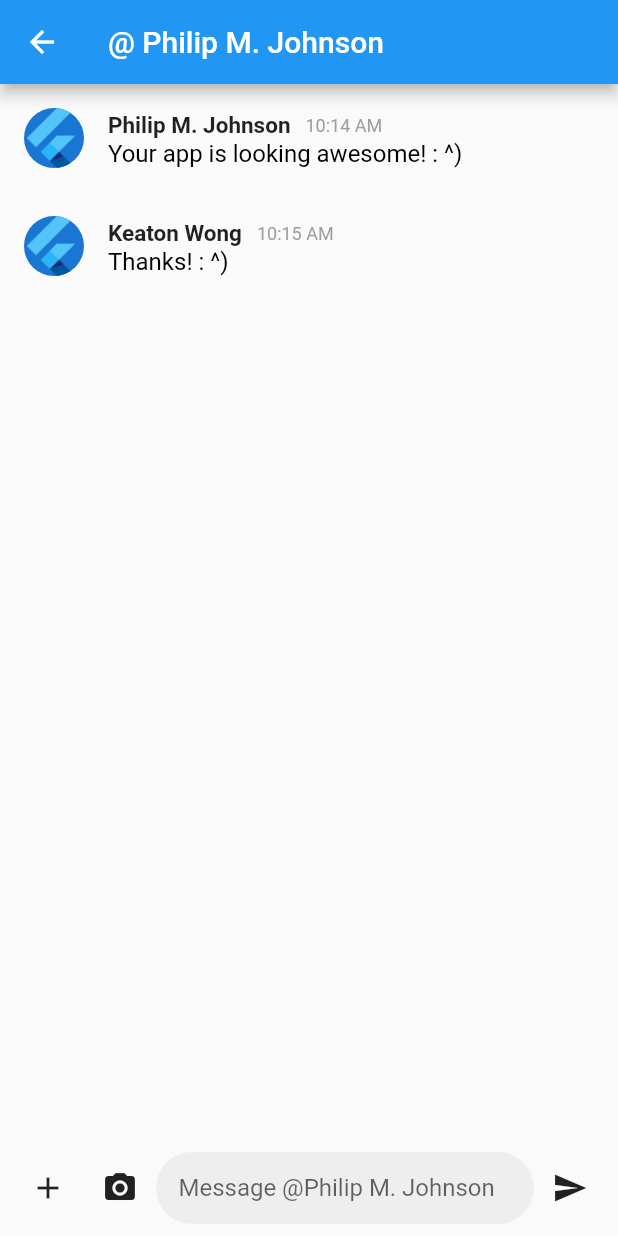
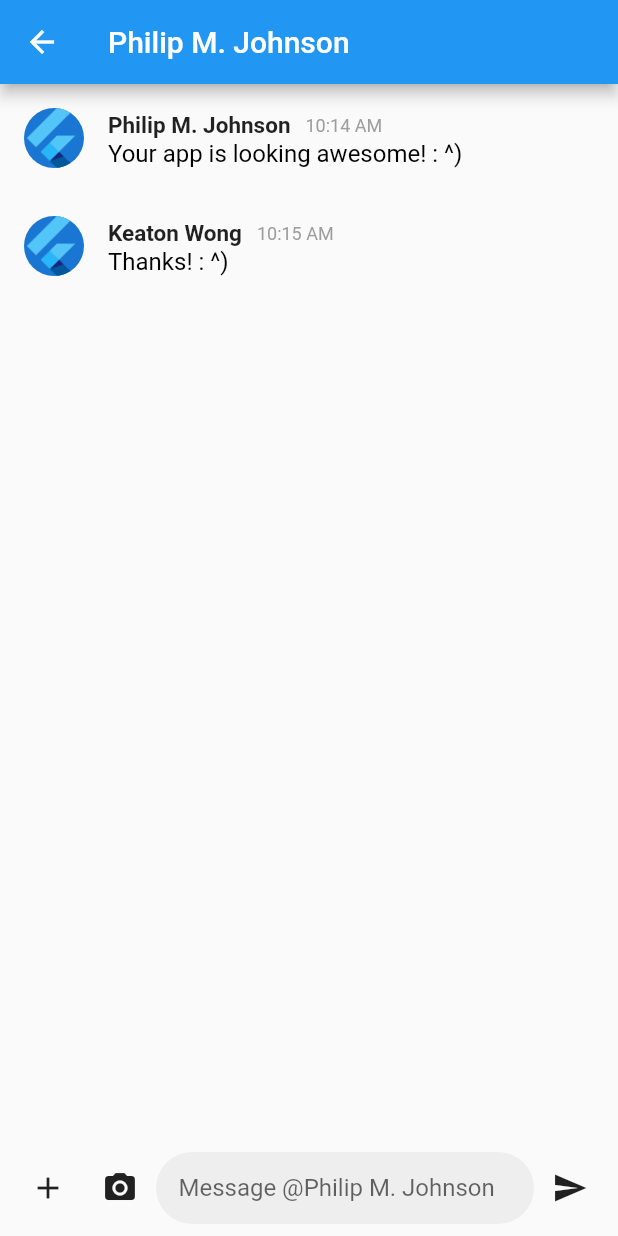
Before and after one commit to PetBite/app, a Flutter app: the DirectMessageList screen opened by its route, after a tap on "Wenhao Qiu", on a phone screen of 412 x 824 dp. Run offline on Flutter 3.47's test engine with Material 2 defaults, Android fonts, the phone set to English and light mode, and no system bars; our stand-ins replace syncfusion_flutter_charts; generated files the repository leaves out were written again.

Commit message:
Added direct message data

```diff
--- /dev/null
+++ b/lib/data_model/direct_message_db.dart
@@ -0,0 +1,71 @@
+
+class DirectMessageData {
+  DirectMessageData({
+    required this.id,
+    required this.first,
+    required this.recieverid,
+    required this.senderid,
+    required this.content,
+    required this.timestamp,
+    required this.imagePath,
+  });
+
+  String id;
+  bool first;
+  String recieverid;
+  String senderid;
+  String content;
+  String timestamp;
+  String imagePath;
+}
+
+class DirectMessageDB {
+  final List<DirectMessageData> _messages = [
+    DirectMessageData(
+        id: 'direct-message-001',
+        first: true,
+        recieverid: 'Keaton Wong',
+        senderid: 'Philip M. Johnson',
+        content: 'Your app is looking awesome! : ^)',
+        timestamp: '10:14 AM',
+        imagePath: 'assets/images/flutter_logo.png'),
+    DirectMessageData(
+        id: 'direct-message-002',
+        first: false,
+        recieverid: 'Philip M. Johnson',
+        senderid: 'Keaton Wong',
+        content: 'Thanks! : ^)',
+        timestamp: '10:15 AM',
+        imagePath: 'assets/images/flutter_logo.png'),
+    DirectMessageData(
+        id: 'direct-message-003',
+        first: true,
+        recieverid: 'Keaton Wong',
+        senderid: 'Wenhao Qiu',
+        content: 'nice',
+        timestamp: '9:55 AM',
+        imagePath: 'assets/images/flutter_logo.png'),
+    DirectMessageData(
+        id: 'direct-message-004',
+        first: true,
+        recieverid: 'Keaton Wong',
+        senderid: 'Braydon Nagasako',
+        content: 'thanks',
+        timestamp: '8:42 AM',
+        imagePath: 'assets/images/flutter_logo.png'),
+  ];
+  DirectMessageData getDirectMessageById(String id) {
+    return directMessageDB._messages.firstWhere((element) => element.id == id);
+  }
+
+  static List<String> getDirectMessageIDs() {
+    return directMessageDB._messages.map((element) => element.id).toList();
+  }
+
+  static List<String> getCoverMessageIDs() {
+    List<DirectMessageData> coverMessages = directMessageDB._messages.where((element) => element.first).toList();
+    return coverMessages.map((element) => element.id).toList();
+  }
+}
+
+DirectMessageDB directMessageDB = DirectMessageDB();
--- a/lib/pages/direct_messages/direct_message.dart
+++ b/lib/pages/direct_messages/direct_message.dart
@@ -1,4 +1,5 @@
 import 'package:flutter/material.dart';
+import '../../data_model/direct_message_db.dart';
 
 class DirectMessage extends StatefulWidget {
   const DirectMessage({super.key});
@@ -8,51 +9,53 @@ class DirectMessage extends StatefulWidget {
 }
 
 class _DirectMessageState extends State<DirectMessage> {
+  List<String> directMessageIDs = DirectMessageDB.getDirectMessageIDs();
+
   @override
   Widget build(BuildContext context) {
     return Scaffold(
       appBar: AppBar(
           centerTitle: true,
-          title: const Row(children: [Text("@ Philip M. Johnson")])),
+          title: Row(children: [Text(directMessageDB.getDirectMessageById('direct-message-001').senderid)])),
       body: SafeArea(
           child: ListView(
-        children: const [
+        children: [
           ListTile(
             leading: CircleAvatar(
-              foregroundImage: AssetImage('assets/images/flutter_logo.png'),
+              foregroundImage: AssetImage(directMessageDB.getDirectMessageById('direct-message-001').imagePath),
             ),
             title: Row(
               children: [
-                Text("Philip M. Johnson",
+                Text(directMessageDB.getDirectMessageById('direct-message-001').senderid,
                     style:
-                        TextStyle(fontSize: 15, fontWeight: FontWeight.bold)),
-                SizedBox(width: 10),
-                Text("10:14 AM",
-                    style: TextStyle(fontSize: 12, color: Colors.grey))
+                        const TextStyle(fontSize: 15, fontWeight: FontWeight.bold)),
+                const SizedBox(width: 10),
+                Text(directMessageDB.getDirectMessageById('direct-message-001').timestamp,
+                    style: const TextStyle(fontSize: 12, color: Colors.grey))
               ],
             ),
-            subtitle: Text("Your app is looking awesome! : ^)",
-                style: TextStyle(
+            subtitle: Text(directMessageDB.getDirectMessageById('direct-message-001').content,
+                style: const TextStyle(
                   fontSize: 16,
                   color: Colors.black,
                 )),
           ),
           ListTile(
             leading: CircleAvatar(
-              foregroundImage: AssetImage('assets/images/flutter_logo.png'),
+              foregroundImage: AssetImage(directMessageDB.getDirectMessageById('direct-message-002').imagePath),
             ),
             title: Row(
               children: [
-                Text("Keaton Wong",
+                Text(directMessageDB.getDirectMessageById('direct-message-002').senderid,
                     style:
-                        TextStyle(fontSize: 15, fontWeight: FontWeight.bold)),
-                SizedBox(width: 10),
-                Text("10:15 AM",
-                    style: TextStyle(fontSize: 12, color: Colors.grey))
+                        const TextStyle(fontSize: 15, fontWeight: FontWeight.bold)),
+                const SizedBox(width: 10),
+                Text(directMessageDB.getDirectMessageById('direct-message-002').timestamp,
+                    style: const TextStyle(fontSize: 12, color: Colors.grey))
               ],
             ),
-            subtitle: Text("Thanks! : ^)",
-                style: TextStyle(
+            subtitle: Text(directMessageDB.getDirectMessageById('direct-message-002').content,
+                style: const TextStyle(
                   fontSize: 16,
                   color: Colors.black,
                 )),
@@ -74,7 +77,7 @@ class _DirectMessageState extends State<DirectMessage> {
             Expanded(
               child: TextField(
                 decoration: InputDecoration(
-                  hintText: "Message @Philip M. Johnson",
+                  hintText: "Message @${directMessageDB.getDirectMessageById('direct-message-001').senderid}",
                   border: OutlineInputBorder(
                     borderRadius: BorderRadius.circular(30.0),
                     borderSide: BorderSide.none,
--- a/lib/pages/direct_messages/direct_message_list.dart
+++ b/lib/pages/direct_messages/direct_message_list.dart
@@ -1,11 +1,21 @@
 import 'package:app/pages/direct_messages/direct_message.dart';
 import 'package:flutter/material.dart';
 
+import '../../data_model/direct_message_db.dart';
+
 /// Displays detailed information about a SampleItem.
-class DirectMessageList extends StatelessWidget {
-  const DirectMessageList({super.key});
+
+class DirectMessageList extends StatefulWidget {
+  const DirectMessageList({Key? key}) : super(key: key);
 
   static const routeName = '/direct_messages';
+
+  @override
+  State<DirectMessageList> createState() => _DirectMessageListState();
+}
+
+class _DirectMessageListState extends State<DirectMessageList> {
+  List<String> directMessageIDs = DirectMessageDB.getCoverMessageIDs();
 
   @override
   Widget build(BuildContext context) {
@@ -13,46 +23,22 @@ class DirectMessageList extends StatelessWidget {
       appBar: AppBar(
         title: const Text('Direct Messages'),
       ),
-      body: Column(children: [
-        ListTile(
-          leading: const CircleAvatar(
-            foregroundImage: AssetImage('assets/images/flutter_logo.png'),
+      body: Column(children: directMessageIDs
+          .map((element) => ListTile(
+        leading: CircleAvatar(
+          foregroundImage: AssetImage(directMessageDB.getDirectMessageById(element).imagePath),
         ),
-          title: const Text("Philip M. Johnson"),
-          subtitle: const Text("Your app is looking awesome! : ^)"),
-          trailing: const Text("10:14 AM"),
+        title: Text(directMessageDB.getDirectMessageById(element).senderid),
+        subtitle: Text(directMessageDB.getDirectMessageById(element).content),
+        trailing: Text(directMessageDB.getDirectMessageById(element).timestamp),
         onTap: () {
           Navigator.push(context,
               MaterialPageRoute(builder: (context) => const DirectMessage()));
         },
       ),
-        ListTile(
-            leading: const CircleAvatar(
-              foregroundImage: AssetImage('assets/images/flutter_logo.png'),
+
+      ).toList(),
       ),
-            title: const Text("Wenhao Qiu"),
-            subtitle: const Text("nice"),
-            trailing: const Text("9:37 AM"),
-            onTap: () {
-              Navigator.push(
-                  context,
-                  MaterialPageRoute(
-                      builder: (context) => const DirectMessage()));
-            }),
-        ListTile(
-            leading: const CircleAvatar(
-              foregroundImage: AssetImage('assets/images/flutter_logo.png'),
-            ),
-            title: const Text("Braydon Nagasako"),
-            subtitle: const Text("thanks"),
-            trailing: const Text("8:42 AM"),
-            onTap: () {
-              Navigator.push(
-                  context,
-                  MaterialPageRoute(
-                      builder: (context) => const DirectMessage()));
-            })
-      ]),
     );
   }
 }
```
Also changed, not shown: pubspec.lock. Lines whose indentation alone changed are shown as unchanged.
